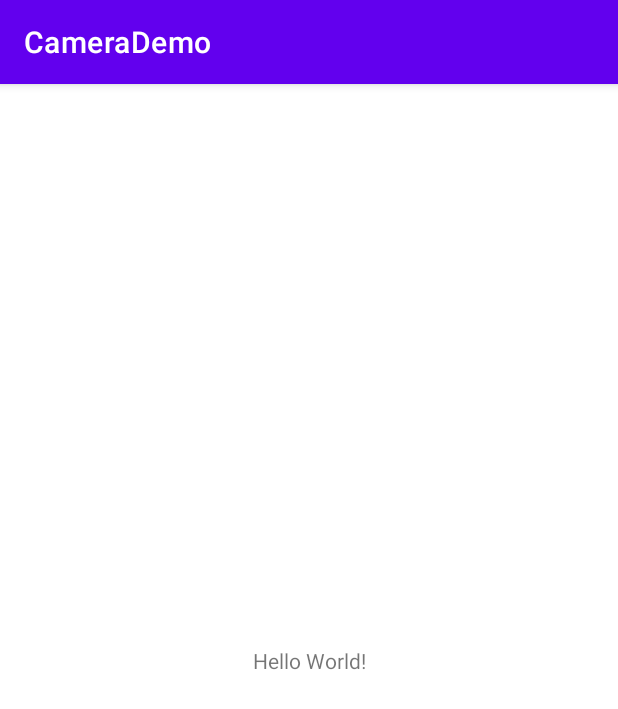
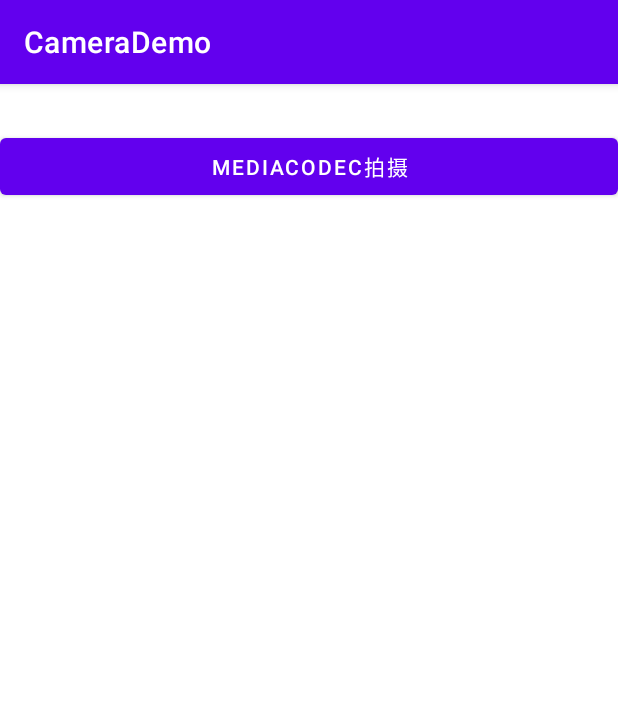
Before and after one commit to sdzjdh/CameraAcquisitionDemo, an Android app: the screen it shows after launch (MainActivity), on a phone screen of 412 x 824 dp. Shown: the top 709 px of the screen. Run offline under Robolectric (Android 15) with nearby library versions, the phone set to English and light mode, and no system bars.

Commit message:
建立视频拍摄类

```diff
--- a/app/src/main/AndroidManifest.xml
+++ b/app/src/main/AndroidManifest.xml
@@ -16,6 +16,7 @@
                 <category android:name="android.intent.category.LAUNCHER" />
             </intent-filter>
         </activity>
+        <activity android:name=".mediacodec.MediaCodecActivity"/>
     </application>
 
 </manifest>
--- a/app/src/main/java/com/menghai/camerademo/MainActivity.kt
+++ b/app/src/main/java/com/menghai/camerademo/MainActivity.kt
@@ -1,11 +1,21 @@
 package com.menghai.camerademo
 
+import android.content.Intent
 import androidx.appcompat.app.AppCompatActivity
 import android.os.Bundle
+import android.util.Log
+import android.widget.Button
+import com.menghai.camerademo.mediacodec.MediaCodecActivity
 
+/**
+ * 这是
+ */
 class MainActivity : AppCompatActivity() {
     override fun onCreate(savedInstanceState: Bundle?) {
         super.onCreate(savedInstanceState)
         setContentView(R.layout.activity_main)
+         findViewById<Button>(R.id.mediaCodecB).setOnClickListener {
+             startActivity(Intent(this, MediaCodecActivity::class.java))
+         }
     }
 }
--- a/app/src/main/res/layout/activity_main.xml
+++ b/app/src/main/res/layout/activity_main.xml
@@ -6,13 +6,12 @@
     android:layout_height="match_parent"
     tools:context=".MainActivity">
 
-    <TextView
-        android:layout_width="wrap_content"
-        android:layout_height="wrap_content"
-        android:text="Hello World!"
-        app:layout_constraintBottom_toBottomOf="parent"
-        app:layout_constraintLeft_toLeftOf="parent"
-        app:layout_constraintRight_toRightOf="parent"
-        app:layout_constraintTop_toTopOf="parent" />
+    <Button
+        android:id="@+id/mediaCodecB"
+        android:layout_width="match_parent"
+        android:layout_height="50dp"
+        app:layout_constraintTop_toTopOf="parent"
+        android:layout_marginTop="30dp"
+        android:text="MediaCodec拍摄"/>
 
 </androidx.constraintlayout.widget.ConstraintLayout>
```
Also changed, not shown: app/src/main/java/com/menghai/camerademo/mediacodec/MediaCodecActivity.kt (added, +22 -0 lines), app/src/main/res/layout/activity_media_codec.xml (added, +12 -0 lines).
